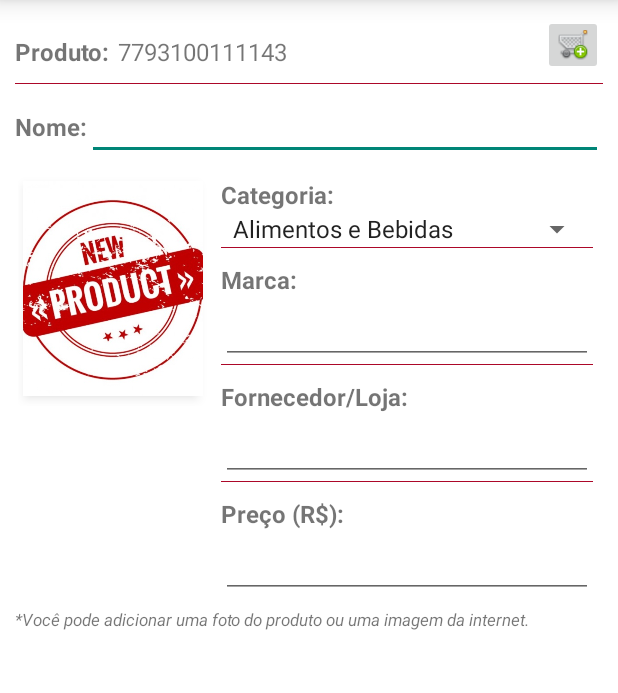
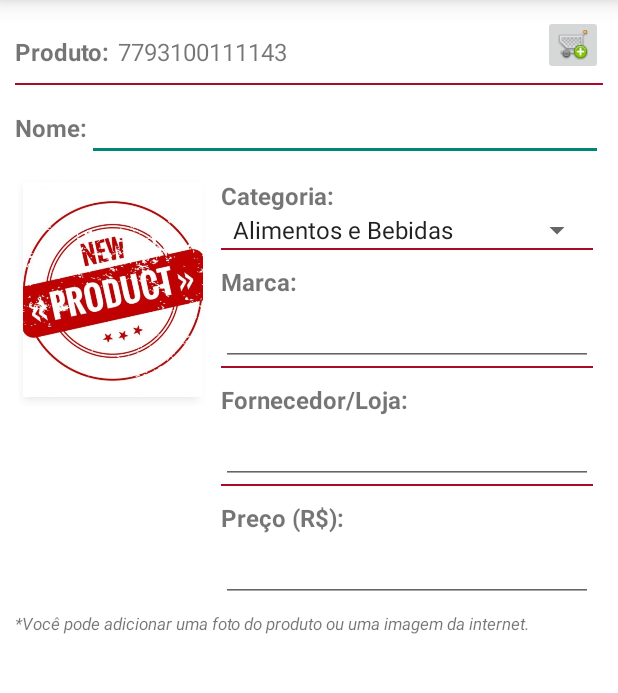
Before and after one commit to rafaelbscit/myoffers, an Android app: the EditProductActivity screen opened directly, with no data from a screen before it, on a phone screen of 412 x 824 dp, the part 84-777 px from its top. Run offline under Robolectric (Android 15) with nearby library versions, the phone set to English and light mode, and no system bars.

Commit message:
[rafaelbs] Fix line height Activity Product and Edit Product

```diff
--- a/app/src/main/res/layout/activity_edit_product.xml
+++ b/app/src/main/res/layout/activity_edit_product.xml
@@ -59,7 +59,7 @@
 
         <View
             android:layout_width="match_parent"
-            android:layout_height="1px"
+            android:layout_height="1dp"
             android:layout_marginBottom="5dp"
             android:layout_marginTop="5dp"
             android:background="@color/colorPrimaryDark" />
@@ -140,7 +140,7 @@
 
                     <View
                         android:layout_width="match_parent"
-                        android:layout_height="1px"
+                        android:layout_height="1dp"
                         android:layout_marginBottom="10dp"
                         android:background="@color/colorPrimaryDark" />
 
@@ -161,7 +161,7 @@
 
                     <View
                         android:layout_width="match_parent"
-                        android:layout_height="1px"
+                        android:layout_height="1dp"
                         android:layout_marginBottom="10dp"
                         android:background="@color/colorPrimaryDark" />
 
@@ -182,7 +182,7 @@
 
                     <View
                         android:layout_width="match_parent"
-                        android:layout_height="1px"
+                        android:layout_height="1dp"
                         android:layout_marginBottom="10dp"
                         android:background="@color/colorPrimaryDark" />
 
--- a/app/src/main/res/layout/activity_product.xml
+++ b/app/src/main/res/layout/activity_product.xml
@@ -123,7 +123,7 @@
 
                     <View
                         android:layout_width="match_parent"
-                        android:layout_height="1px"
+                        android:layout_height="1dp"
                         android:layout_marginBottom="10dp"
                         android:background="@color/colorPrimaryDark" />
 
@@ -143,7 +143,7 @@
 
                     <View
                         android:layout_width="match_parent"
-                        android:layout_height="1px"
+                        android:layout_height="1dp"
                         android:layout_marginBottom="10dp"
                         android:background="@color/colorPrimaryDark" />
 
@@ -163,7 +163,7 @@
 
                     <View
                         android:layout_width="match_parent"
-                        android:layout_height="1px"
+                        android:layout_height="1dp"
                         android:layout_marginBottom="10dp"
                         android:background="@color/colorPrimaryDark" />
 
```
